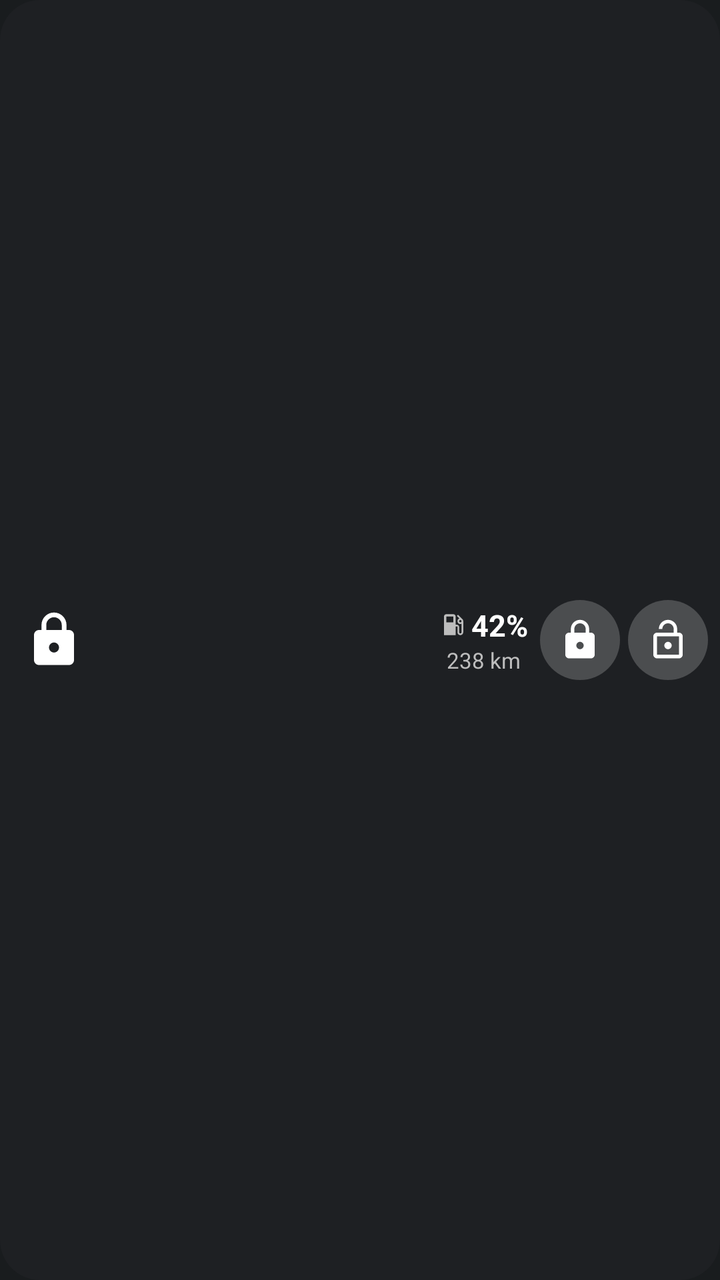
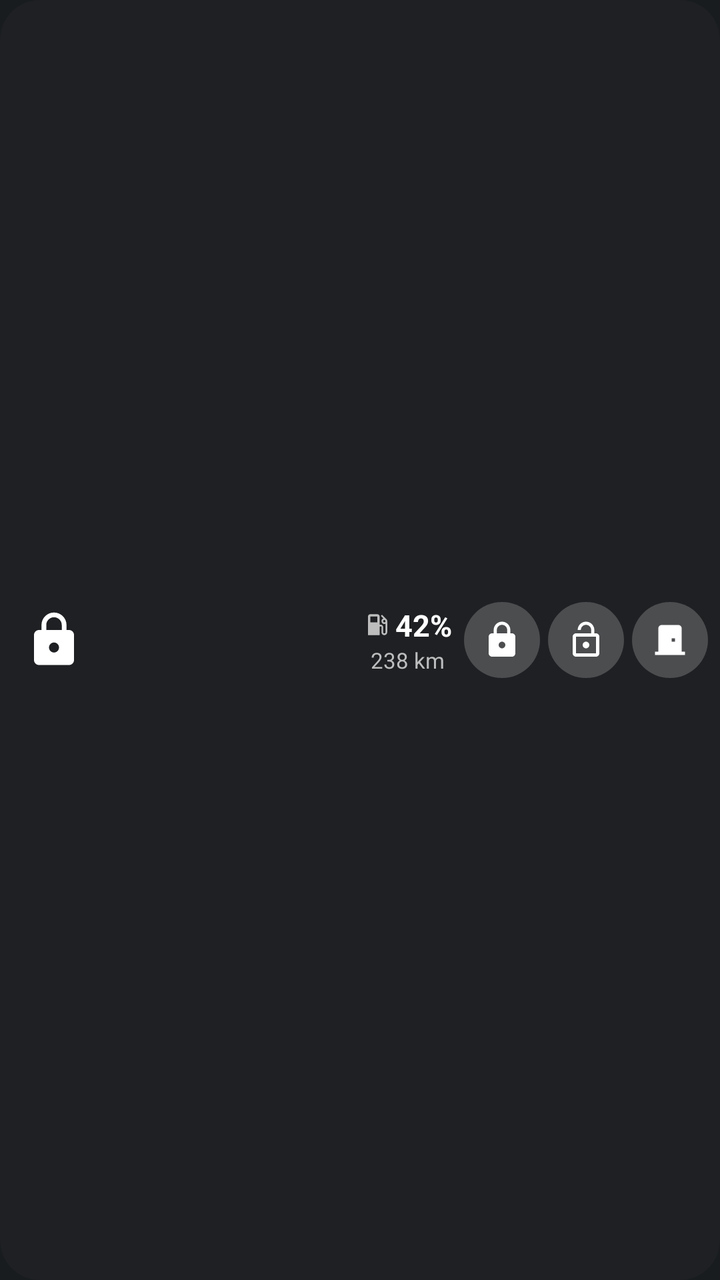

Screens rendered from an Android XML layout before and after an edit, with the pre-edit source and the edit as a unified diff.
<!-- AndroidManifest.xml: application theme android:Theme.DeviceDefault -->
<!-- res/layout/widget_car.xml -->
<?xml version="1.0" encoding="utf-8"?>
<LinearLayout xmlns:android="http://schemas.android.com/apk/res/android"
    android:id="@android:id/background"
    android:layout_width="match_parent"
    android:layout_height="match_parent"
    android:background="@drawable/widget_bg"
    android:gravity="center_vertical"
    android:orientation="horizontal"
    android:paddingStart="12dp"
    android:paddingEnd="6dp">

    
    <LinearLayout
        android:id="@+id/status_area"
        android:layout_width="0dp"
        android:layout_height="match_parent"
        android:layout_weight="1"
        android:gravity="center_vertical"
        android:orientation="horizontal">

        <ImageView
            android:id="@+id/status_icon"
            android:layout_width="30dp"
            android:layout_height="30dp"
            android:src="@drawable/ic_lock" />

        <ProgressBar
            android:id="@+id/status_progress"
            style="@android:style/Widget.Material.ProgressBar.Small"
            android:layout_width="30dp"
            android:layout_height="30dp"
            android:indeterminate="true"
            android:indeterminateTint="#FFFFFF"
            android:visibility="gone" />

        <ImageView
            android:id="@+id/warn_icon"
            android:layout_width="18dp"
            android:layout_height="18dp"
            android:layout_marginStart="4dp"
            android:src="@drawable/ic_warning"
            android:visibility="gone" />

        <LinearLayout
            android:layout_width="match_parent"
            android:layout_height="wrap_content"
            android:layout_marginStart="8dp"
            android:orientation="vertical">

            <TextView
                android:id="@+id/status_sub"
                android:layout_width="match_parent"
                android:layout_height="wrap_content"
                android:ellipsize="end"
                android:maxLines="2"
                android:text=""
                android:textColor="#FF9800"
                android:textSize="12sp" />
        </LinearLayout>
    </LinearLayout>

    
    <LinearLayout
        android:id="@+id/fuel_area"
        android:layout_width="wrap_content"
        android:layout_height="match_parent"
        android:layout_marginEnd="6dp"
        android:gravity="center"
        android:orientation="vertical">

        <LinearLayout
            android:layout_width="wrap_content"
            android:layout_height="wrap_content"
            android:gravity="center_vertical"
            android:orientation="horizontal">

            <ImageView
                android:layout_width="14dp"
                android:layout_height="14dp"
                android:layout_marginEnd="2dp"
                android:src="@drawable/ic_fuel" />

            <TextView
                android:id="@+id/fuel"
                android:layout_width="wrap_content"
                android:layout_height="wrap_content"
                android:text="42%"
                android:textColor="#FFFFFF"
                android:textSize="15sp"
                android:textStyle="bold" />
        </LinearLayout>

        <TextView
            android:id="@+id/range"
            android:layout_width="wrap_content"
            android:layout_height="wrap_content"
            android:text="238 km"
            android:textColor="#BDBDBD"
            android:textSize="11sp" />
    </LinearLayout>

    <ImageButton
        android:id="@+id/btn_lock"
        android:layout_width="40dp"
        android:layout_height="40dp"
        android:layout_marginEnd="4dp"
        android:background="@drawable/btn_ripple"
        android:contentDescription="Lock"
        android:padding="9dp"
        android:scaleType="fitCenter"
        android:src="@drawable/ic_lock" />

    <ImageButton
        android:id="@+id/btn_unlock"
        android:layout_width="40dp"
        android:layout_height="40dp"
        android:background="@drawable/btn_ripple"
        android:contentDescription="Unlock"
        android:padding="9dp"
        android:scaleType="fitCenter"
        android:src="@drawable/ic_lock_open" />
</LinearLayout>
<!-- resources referenced by this layout -->
<resources>
  <!-- drawable btn_ripple (drawable) -->
  <?xml version="1.0" encoding="utf-8"?>
  <ripple xmlns:android="http://schemas.android.com/apk/res/android" android:color="#66FFFFFF">
      <item android:drawable="@drawable/btn_bg" />
  </ripple>
  <!-- drawable ic_fuel (drawable) -->
  <vector xmlns:android="http://schemas.android.com/apk/res/android"
      android:width="24dp" android:height="24dp" android:viewportWidth="24" android:viewportHeight="24">
      <path android:fillColor="#FFBDBDBD"
          android:pathData="M19.77,7.23l0.01,-0.01 -3.72,-3.72L15,4.56l2.11,2.11c-0.94,0.36 -1.61,1.26 -1.61,2.33 0,1.38 1.12,2.5 2.5,2.5 0.36,0 0.69,-0.08 1,-0.21v7.21c0,0.55 -0.45,1 -1,1s-1,-0.45 -1,-1V14c0,-1.1 -0.9,-2 -2,-2h-1V5c0,-1.1 -0.9,-2 -2,-2H6c-1.1,0 -2,0.9 -2,2v16h10v-7.5h1.5v5c0,1.38 1.12,2.5 2.5,2.5s2.5,-1.12 2.5,-2.5V9c0,-0.69 -0.28,-1.32 -0.73,-1.77zM12,10H6V5h6v5zM18,10c-0.55,0 -1,-0.45 -1,-1s0.45,-1 1,-1 1,0.45 1,1 -0.45,1 -1,1z" />
  </vector>
  <!-- drawable ic_lock (drawable) -->
  <vector xmlns:android="http://schemas.android.com/apk/res/android"
      android:width="24dp" android:height="24dp" android:viewportWidth="24" android:viewportHeight="24">
      <path android:fillColor="#FFFFFFFF"
          android:pathData="M18,8h-1V6c0,-2.76 -2.24,-5 -5,-5S7,3.24 7,6v2H6c-1.1,0 -2,0.9 -2,2v10c0,1.1 0.9,2 2,2h12c1.1,0 2,-0.9 2,-2V10c0,-1.1 -0.9,-2 -2,-2zM12,17c-1.1,0 -2,-0.9 -2,-2s0.9,-2 2,-2 2,0.9 2,2 -0.9,2 -2,2zM15.1,8H8.9V6c0,-1.71 1.39,-3.1 3.1,-3.1 1.71,0 3.1,1.39 3.1,3.1v2z" />
  </vector>
  <!-- drawable ic_lock_open (drawable) -->
  <vector xmlns:android="http://schemas.android.com/apk/res/android"
      android:width="24dp" android:height="24dp" android:viewportWidth="24" android:viewportHeight="24">
      <path android:fillColor="#FFFFFFFF"
          android:pathData="M12,17c1.1,0 2,-0.9 2,-2s-0.9,-2 -2,-2 -2,0.9 -2,2 0.9,2 2,2zM18,8h-1V6c0,-2.76 -2.24,-5 -5,-5S7,3.24 7,6h1.9c0,-1.71 1.39,-3.1 3.1,-3.1 1.71,0 3.1,1.39 3.1,3.1v2H6c-1.1,0 -2,0.9 -2,2v10c0,1.1 0.9,2 2,2h12c1.1,0 2,-0.9 2,-2V10c0,-1.1 -0.9,-2 -2,-2zM18,20H6V10h12v10z" />
  </vector>
  <!-- drawable ic_warning (drawable) -->
  <vector xmlns:android="http://schemas.android.com/apk/res/android"
      android:width="24dp" android:height="24dp" android:viewportWidth="24" android:viewportHeight="24">
      <path android:fillColor="#FFFF9800" android:pathData="M1,21h22L12,2 1,21zM13,18h-2v-2h2v2zM13,14h-2v-4h2v4z" />
  </vector>
  <!-- drawable widget_bg (drawable) -->
  <?xml version="1.0" encoding="utf-8"?>
  <shape xmlns:android="http://schemas.android.com/apk/res/android" android:shape="rectangle">
      <solid android:color="#E6202124" />
      <corners android:radius="20dp" />
  </shape>
  <!-- drawable btn_bg (drawable) -->
  <?xml version="1.0" encoding="utf-8"?>
  <shape xmlns:android="http://schemas.android.com/apk/res/android" android:shape="oval">
      <solid android:color="#33FFFFFF" />
  </shape>
</resources>

<!-- the commit's change to res/layout/widget_car.xml (unified diff, before → after) -->
@@ -101,8 +101,8 @@
 
     <ImageButton
         android:id="@+id/btn_lock"
-        android:layout_width="40dp"
-        android:layout_height="40dp"
+        android:layout_width="38dp"
+        android:layout_height="38dp"
         android:layout_marginEnd="4dp"
         android:background="@drawable/btn_ripple"
         android:contentDescription="Lock"
@@ -112,11 +112,22 @@
 
     <ImageButton
         android:id="@+id/btn_unlock"
-        android:layout_width="40dp"
-        android:layout_height="40dp"
+        android:layout_width="38dp"
+        android:layout_height="38dp"
         android:background="@drawable/btn_ripple"
+        android:layout_marginEnd="4dp"
         android:contentDescription="Unlock"
         android:padding="9dp"
         android:scaleType="fitCenter"
         android:src="@drawable/ic_lock_open" />
+
+    <ImageButton
+        android:id="@+id/btn_door"
+        android:layout_width="38dp"
+        android:layout_height="38dp"
+        android:background="@drawable/btn_ripple"
+        android:contentDescription="Open downstairs door"
+        android:padding="9dp"
+        android:scaleType="fitCenter"
+        android:src="@drawable/ic_door" />
 </LinearLayout>
<!-- resource entries referenced after the edit -->
@@ -5,6 +5,12 @@
   <ripple xmlns:android="http://schemas.android.com/apk/res/android" android:color="#66FFFFFF">
       <item android:drawable="@drawable/btn_bg" />
   </ripple>
+  <!-- drawable ic_door (drawable) -->
+  <vector xmlns:android="http://schemas.android.com/apk/res/android"
+      android:width="24dp" android:height="24dp" android:viewportWidth="24" android:viewportHeight="24">
+      <path android:fillColor="#FFFFFFFF"
+          android:pathData="M19,19V5c0,-1.1 -0.9,-2 -2,-2H7C5.9,3 5,3.9 5,5v14H3v2h18v-2H19zM15,13h-2v-2h2V13z" />
+  </vector>
   <!-- drawable ic_fuel (drawable) -->
   <vector xmlns:android="http://schemas.android.com/apk/res/android"
       android:width="24dp" android:height="24dp" android:viewportWidth="24" android:viewportHeight="24">
